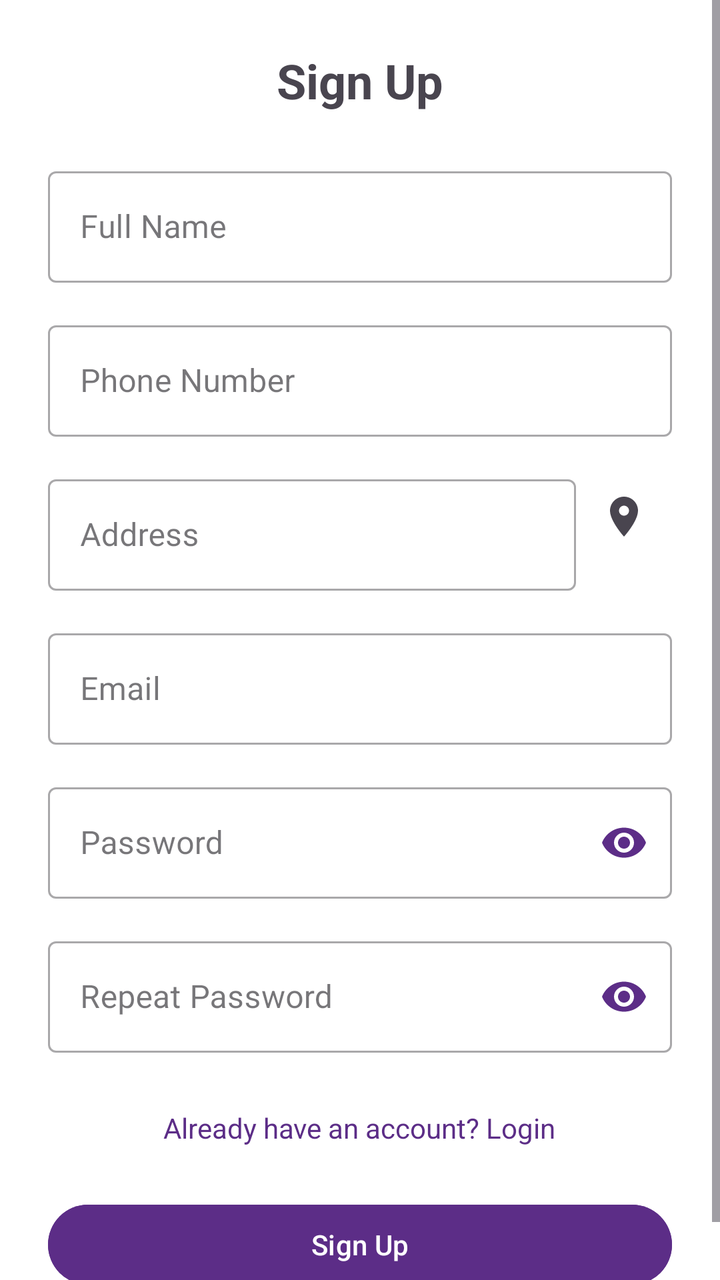
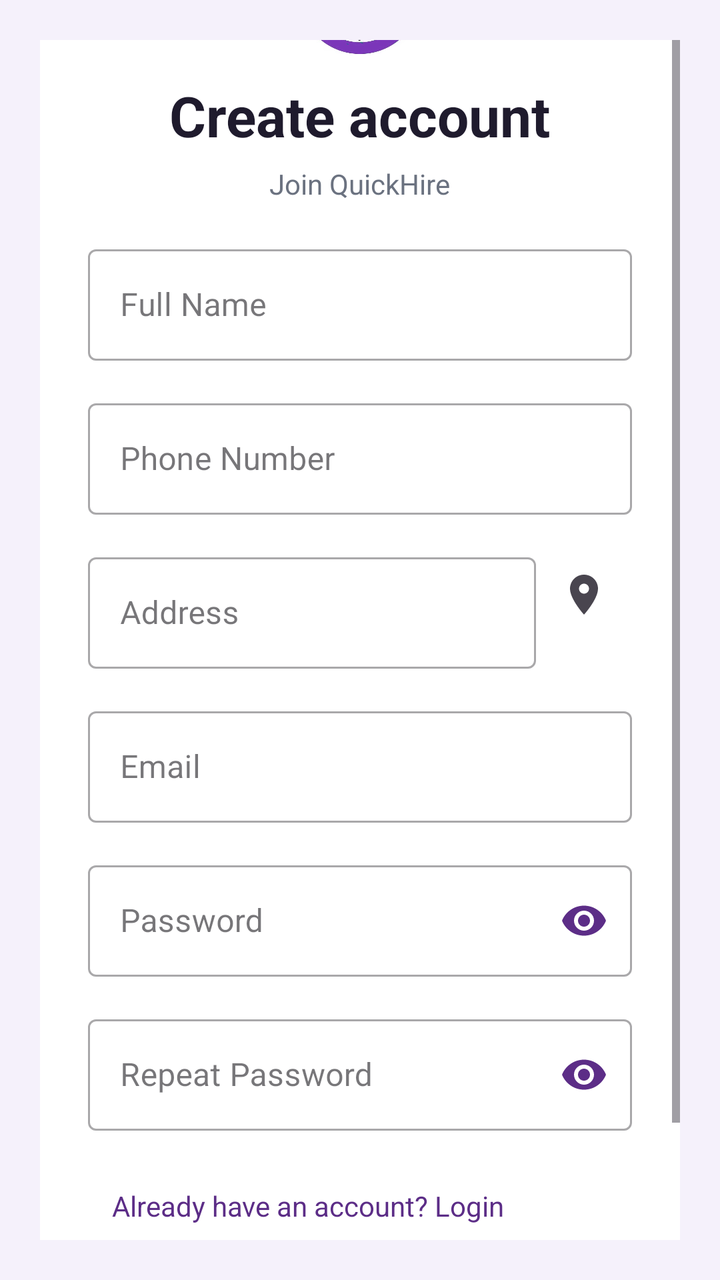

An Android layout rendered at two revisions. The XML below is the earlier revision; the diff shows what the commit changed to produce the second picture.
<!-- AndroidManifest.xml: application theme Theme.QuickHire -->
<!-- res/layout/activity_signup.xml -->
<ScrollView xmlns:android="http://schemas.android.com/apk/res/android"
    xmlns:app="http://schemas.android.com/apk/res-auto"
    android:layout_width="match_parent"
    android:layout_height="match_parent"
    android:fillViewport="true"
    android:background="@color/white">

    <LinearLayout
        android:layout_width="match_parent"
        android:layout_height="wrap_content"
        android:orientation="vertical"
        android:padding="@dimen/form_padding"
        android:gravity="center">

        <TextView
            android:layout_width="wrap_content"
            android:layout_height="wrap_content"
            android:text="Sign Up"
            android:textSize="24sp"
            android:textStyle="bold"
            android:layout_marginBottom="24dp"/>

        
        <com.google.android.material.textfield.TextInputLayout
            android:layout_width="match_parent"
            android:layout_height="wrap_content"
            style="@style/Widget.MaterialComponents.TextInputLayout.OutlinedBox"
            android:layout_marginBottom="16dp">

            <com.google.android.material.textfield.TextInputEditText
                android:id="@+id/etName"
                android:layout_width="match_parent"
                android:layout_height="wrap_content"
                android:hint="Full Name"
                android:inputType="textPersonName"/>
        </com.google.android.material.textfield.TextInputLayout>

        
        <com.google.android.material.textfield.TextInputLayout
            android:layout_width="match_parent"
            android:layout_height="wrap_content"
            style="@style/Widget.MaterialComponents.TextInputLayout.OutlinedBox"
            android:layout_marginBottom="16dp">

            <com.google.android.material.textfield.TextInputEditText
                android:id="@+id/etPhone"
                android:layout_width="match_parent"
                android:layout_height="wrap_content"
                android:hint="Phone Number"
                android:inputType="number"
                android:digits="0123456789"
                android:maxLength="11"/>
        </com.google.android.material.textfield.TextInputLayout>

        
        <RelativeLayout
            android:layout_width="match_parent"
            android:layout_height="wrap_content"
            android:layout_marginBottom="16dp">

            <com.google.android.material.textfield.TextInputLayout
                android:id="@+id/addressInputLayout"
                android:layout_width="match_parent"
                android:layout_height="wrap_content"
                android:layout_toLeftOf="@+id/btnLocation"
                style="@style/Widget.MaterialComponents.TextInputLayout.OutlinedBox">

                <com.google.android.material.textfield.TextInputEditText
                    android:id="@+id/etAddress"
                    android:layout_width="match_parent"
                    android:layout_height="wrap_content"
                    android:hint="Address"/>
            </com.google.android.material.textfield.TextInputLayout>

            <ImageButton
                android:id="@+id/btnLocation"
                android:layout_width="48dp"
                android:layout_height="48dp"
                android:layout_alignParentRight="true"
                android:src="@drawable/ic_location"
                android:background="?attr/selectableItemBackgroundBorderless"
                android:contentDescription="Use current location"/>
        </RelativeLayout>

        
        <com.google.android.material.textfield.TextInputLayout
            android:layout_width="match_parent"
            android:layout_height="wrap_content"
            style="@style/Widget.MaterialComponents.TextInputLayout.OutlinedBox"
            android:layout_marginBottom="16dp">

            <com.google.android.material.textfield.TextInputEditText
                android:id="@+id/etEmail"
                android:layout_width="match_parent"
                android:layout_height="wrap_content"
                android:hint="Email"
                android:inputType="textEmailAddress"/>
        </com.google.android.material.textfield.TextInputLayout>

        
        <com.google.android.material.textfield.TextInputLayout
            android:id="@+id/passwordInputLayout"
            android:layout_width="match_parent"
            android:layout_height="wrap_content"
            android:layout_marginBottom="16dp"
            app:passwordToggleEnabled="true"
            app:passwordToggleTint="@color/purple"
            style="@style/Widget.MaterialComponents.TextInputLayout.OutlinedBox">

            <com.google.android.material.textfield.TextInputEditText
                android:id="@+id/etpassword"
                android:layout_width="match_parent"
                android:layout_height="wrap_content"
                android:hint="Password"
                android:inputType="textPassword"/>
        </com.google.android.material.textfield.TextInputLayout>

        <com.google.android.material.textfield.TextInputLayout
            android:id="@+id/repeatPasswordInputLayout"
            android:layout_width="match_parent"
            android:layout_height="wrap_content"
            android:layout_marginBottom="16dp"
            app:passwordToggleEnabled="true"
            app:passwordToggleTint="@color/purple"
            style="@style/Widget.MaterialComponents.TextInputLayout.OutlinedBox">

            <com.google.android.material.textfield.TextInputEditText
                android:id="@+id/et_repeat_password"
                android:layout_width="match_parent"
                android:layout_height="wrap_content"
                android:hint="Repeat Password"
                android:inputType="textPassword"/>
        </com.google.android.material.textfield.TextInputLayout>

        
        <TextView
            android:id="@+id/tv_login"
            android:layout_width="wrap_content"
            android:layout_height="wrap_content"
            android:text="Already have an account? Login"
            android:textColor="@color/purple"
            android:padding="12dp"
            android:textSize="14sp"
            android:clickable="true"
            android:focusable="true"
            android:minWidth="48dp"
            android:minHeight="48dp"/>

        
        <Button
            android:id="@+id/btnsignup"
            android:layout_width="match_parent"
            android:layout_height="wrap_content"
            android:text="Sign Up"
            android:backgroundTint="@color/purple"
            android:textColor="@color/white"
            android:layout_marginTop="8dp"/>
    </LinearLayout>
</ScrollView>
<!-- resources referenced by this layout -->
<resources>
  <color name="purple">#5C2D87</color>
  <color name="white">#FFFFFFFF</color>
  <dimen name="form_padding">24dp</dimen>
  <!-- drawable ic_location (drawable) -->
  <vector xmlns:android="http://schemas.android.com/apk/res/android"
      android:width="24dp"
      android:height="24dp"
      android:viewportWidth="24"
      android:viewportHeight="24"
      android:tint="?attr/colorControlNormal">
      <path
          android:fillColor="@android:color/white"
          android:pathData="M12,2C8.13,2 5,5.13 5,9c0,5.25 7,13 7,13s7,-7.75 7,-13c0,-3.87 -3.13,-7 -7,-7zM12,11.5c-1.38,0 -2.5,-1.12 -2.5,-2.5s1.12,-2.5 2.5,-2.5 2.5,1.12 2.5,2.5 -1.12,2.5 -2.5,2.5z"/>
  </vector>
  <style name="Theme.QuickHire" parent="Base.Theme.QuickHire" />
  <style name="Base.Theme.QuickHire" parent="Theme.Material3.DayNight.NoActionBar">
          
          
      </style>
</resources>

<!-- the commit's change to res/layout/activity_signup.xml (unified diff, before → after) -->
@@ -3,24 +3,47 @@
     android:layout_width="match_parent"
     android:layout_height="match_parent"
     android:fillViewport="true"
-    android:background="@color/white">
+    android:background="#F5F1FB"
+    android:padding="20dp">
 
     <LinearLayout
         android:layout_width="match_parent"
         android:layout_height="wrap_content"
+        android:layout_gravity="center"
         android:orientation="vertical"
-        android:padding="@dimen/form_padding"
-        android:gravity="center">
+        android:background="#FFFFFF"
+        android:elevation="8dp"
+        android:padding="24dp"
+        android:layout_marginTop="16dp"
+        android:layout_marginBottom="16dp">
+
+        <ImageView
+            android:layout_width="72dp"
+            android:layout_height="72dp"
+            android:layout_gravity="center_horizontal"
+            android:src="@drawable/image1"
+            android:contentDescription="QuickHire logo"
+            android:layout_marginBottom="12dp"/>
 
         <TextView
             android:layout_width="wrap_content"
             android:layout_height="wrap_content"
-            android:text="Sign Up"
-            android:textSize="24sp"
+            android:text="Create account"
+            android:textColor="#1F1B2D"
+            android:textSize="28sp"
             android:textStyle="bold"
-            android:layout_marginBottom="24dp"/>
+            android:layout_gravity="center_horizontal"/>
 
-        
+        <TextView
+            android:layout_width="wrap_content"
+            android:layout_height="wrap_content"
+            android:text="Join QuickHire"
+            android:textColor="#6B7280"
+            android:textSize="14sp"
+            android:layout_gravity="center_horizontal"
+            android:layout_marginTop="6dp"
+            android:layout_marginBottom="18dp"/>
+
         <com.google.android.material.textfield.TextInputLayout
             android:layout_width="match_parent"
             android:layout_height="wrap_content"
@@ -35,7 +58,6 @@
                 android:inputType="textPersonName"/>
         </com.google.android.material.textfield.TextInputLayout>
 
-        
         <com.google.android.material.textfield.TextInputLayout
             android:layout_width="match_parent"
             android:layout_height="wrap_content"
@@ -52,7 +74,6 @@
                 android:maxLength="11"/>
         </com.google.android.material.textfield.TextInputLayout>
 
-        
         <RelativeLayout
             android:layout_width="match_parent"
             android:layout_height="wrap_content"
@@ -82,7 +103,6 @@
                 android:contentDescription="Use current location"/>
         </RelativeLayout>
 
-        
         <com.google.android.material.textfield.TextInputLayout
             android:layout_width="match_parent"
             android:layout_height="wrap_content"
@@ -97,7 +117,6 @@
                 android:inputType="textEmailAddress"/>
         </com.google.android.material.textfield.TextInputLayout>
 
-        
         <com.google.android.material.textfield.TextInputLayout
             android:id="@+id/passwordInputLayout"
             android:layout_width="match_parent"
@@ -132,7 +151,6 @@
                 android:inputType="textPassword"/>
         </com.google.android.material.textfield.TextInputLayout>
 
-        
         <TextView
             android:id="@+id/tv_login"
             android:layout_width="wrap_content"
@@ -146,7 +164,6 @@
             android:minWidth="48dp"
             android:minHeight="48dp"/>
 
-        
         <Button
             android:id="@+id/btnsignup"
             android:layout_width="match_parent"
@@ -154,6 +171,7 @@
             android:text="Sign Up"
             android:backgroundTint="@color/purple"
             android:textColor="@color/white"
+            android:textStyle="bold"
             android:layout_marginTop="8dp"/>
     </LinearLayout>
 </ScrollView>
<!-- resource entries referenced after the edit -->
@@ -2,7 +2,6 @@
 <resources>
   <color name="purple">#5C2D87</color>
   <color name="white">#FFFFFFFF</color>
-  <dimen name="form_padding">24dp</dimen>
   <!-- drawable ic_location (drawable) -->
   <vector xmlns:android="http://schemas.android.com/apk/res/android"
       android:width="24dp"
@@ -14,6 +13,7 @@
           android:fillColor="@android:color/white"
           android:pathData="M12,2C8.13,2 5,5.13 5,9c0,5.25 7,13 7,13s7,-7.75 7,-13c0,-3.87 -3.13,-7 -7,-7zM12,11.5c-1.38,0 -2.5,-1.12 -2.5,-2.5s1.12,-2.5 2.5,-2.5 2.5,1.12 2.5,2.5 -1.12,2.5 -2.5,2.5z"/>
   </vector>
+  <!-- drawable image1: png bitmap (drawable, 177720 bytes) -->
   <style name="Theme.QuickHire" parent="Base.Theme.QuickHire" />
   <style name="Base.Theme.QuickHire" parent="Theme.Material3.DayNight.NoActionBar">
           
